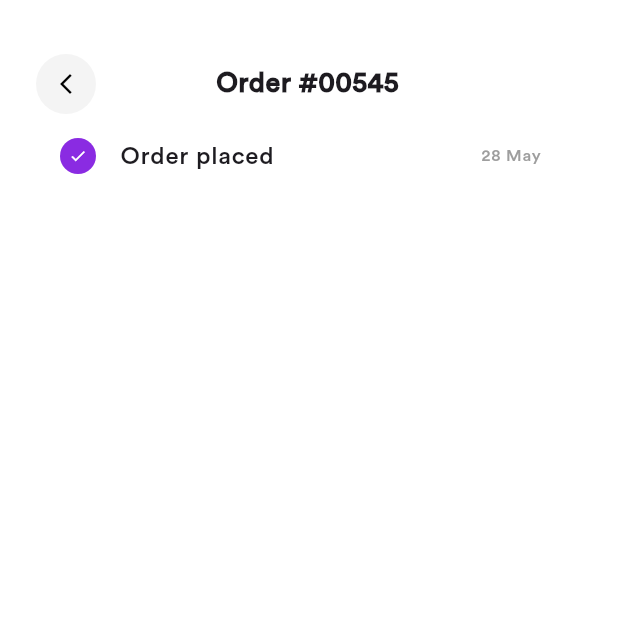
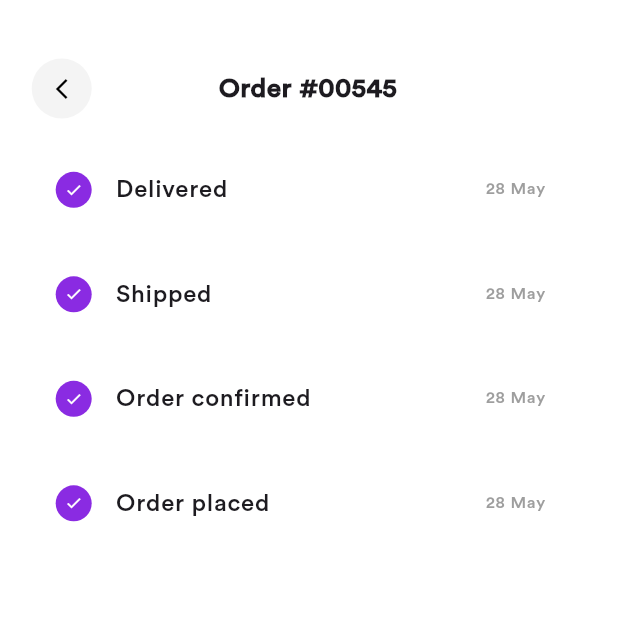
Before and after one commit to Tu2525/LinkFlutterEcommerceApp, a Flutter app: the screen it shows after launch, on a phone screen of 412 x 824 dp, the top half of it. Run offline on Flutter 3.47's test engine with Material 3 defaults, Android fonts, the phone set to English and light mode, and no system bars; our stand-ins replace animated_text_kit, flutter_screenutil, iconsax_plus, smooth_page_indicator.

Commit message:
add screenuntil package & create status card

```diff
--- a/lib/main.dart
+++ b/lib/main.dart
@@ -1,4 +1,5 @@
 import 'package:flutter/material.dart';
+import 'package:flutter_screenutil/flutter_screenutil.dart';
 import 'package:link_flutter_ecommerce_app/screens/order_details_screen.dart';
 // import 'package:link_flutter_ecommerce_app/screens/main_screen.dart';
 
@@ -11,12 +12,20 @@ class EcommerceApp extends StatelessWidget {
 
   @override
   Widget build(BuildContext context) {
-    return MaterialApp(
-      debugShowCheckedModeBanner: false,
-      theme: ThemeData(brightness: Brightness.light, fontFamily: 'Circular'),
-      darkTheme: ThemeData(brightness: Brightness.dark, fontFamily: 'Circular'),
-      themeMode: ThemeMode.system,
-      home: const OrderDetails(),
+    return ScreenUtilInit(
+      designSize: const Size(390, 844),
+      minTextAdapt: true,
+      splitScreenMode: true,
+      child: MaterialApp(
+        debugShowCheckedModeBanner: false,
+        theme: ThemeData(brightness: Brightness.light, fontFamily: 'Circular'),
+        darkTheme: ThemeData(
+          brightness: Brightness.dark,
+          fontFamily: 'Circular',
+        ),
+        themeMode: ThemeMode.system,
+        home: const OrderDetails(),
+      ),
     );
   }
 }
--- a/lib/screens/order_details_screen.dart
+++ b/lib/screens/order_details_screen.dart
@@ -1,7 +1,9 @@
 import 'package:flutter/material.dart';
+import 'package:flutter_screenutil/flutter_screenutil.dart';
 import 'package:link_flutter_ecommerce_app/constants/app_colors.dart';
 import 'package:link_flutter_ecommerce_app/widgets/custom_back_icon.dart';
 import 'package:link_flutter_ecommerce_app/widgets/custom_radio_button_check.dart';
+import 'package:link_flutter_ecommerce_app/widgets/order_status_card.dart';
 
 class OrderDetails extends StatelessWidget {
   const OrderDetails({super.key});
@@ -12,28 +14,37 @@ class OrderDetails extends StatelessWidget {
     return Scaffold(
       backgroundColor:
           isDarkMode ? const Color(0xff1D182A) : const Color(0xffFFFFFF),
-      body: const Padding(
-        padding: EdgeInsets.symmetric(horizontal: 24, vertical: 36),
+      body: Padding(
+        padding: EdgeInsets.symmetric(horizontal: 20.w, vertical: 40.h),
         child: Column(
           children: [
             Row(
               children: [
-                CustomIcon(),
-                SizedBox(width: 80),
+                const CustomIcon(),
+                SizedBox(width: 80.w),
                 Text(
                   'Order #00545',
                   style: TextStyle(
                     fontFamily: 'Circular',
                     fontWeight: FontWeight.w700,
-                    fontSize: 18,
+                    fontSize: 18.sp,
                   ),
                 ),
               ],
             ),
-            ListTile(
-              leading: CustomRadioButtonCheck(),
-              title: Text('Order placed'),
-              trailing: Text('28 May ', style: TextStyle(color: Colors.grey)),
+            Padding(
+              padding: EdgeInsets.symmetric(vertical: 20.h),
+              child: Column(
+                children: [
+                  const OrderStatusCard(text: 'Delivered'),
+                  SizedBox(height: 14.h),
+                  const OrderStatusCard(text: 'Shipped'),
+                  SizedBox(height: 14.h),
+                  const OrderStatusCard(text: 'Order confirmed'),
+                  SizedBox(height: 14.h),
+                  const OrderStatusCard(text: 'Order placed'),
+                ],
+              ),
             ),
           ],
         ),
--- /dev/null
+++ b/lib/widgets/order_status_card.dart
@@ -0,0 +1,15 @@
+import 'package:flutter/material.dart';
+import 'package:link_flutter_ecommerce_app/widgets/custom_radio_button_check.dart';
+
+class OrderStatusCard extends StatelessWidget {
+  const OrderStatusCard({super.key, required this.text});
+  final String text;
+  @override
+  Widget build(BuildContext context) {
+    return ListTile(
+      leading: const CustomRadioButtonCheck(),
+      title: Text(text),
+      trailing: const Text('28 May ', style: TextStyle(color: Colors.grey)),
+    );
+  }
+}
--- a/pubspec.yaml
+++ b/pubspec.yaml
@@ -37,6 +37,7 @@ dependencies:
   animated_text_kit: ^4.2.2
   smooth_page_indicator: ^1.2.1
   iconsax_plus: ^1.0.0
+  flutter_screenutil: ^5.9.3
 
 dev_dependencies:
   flutter_test:
```
